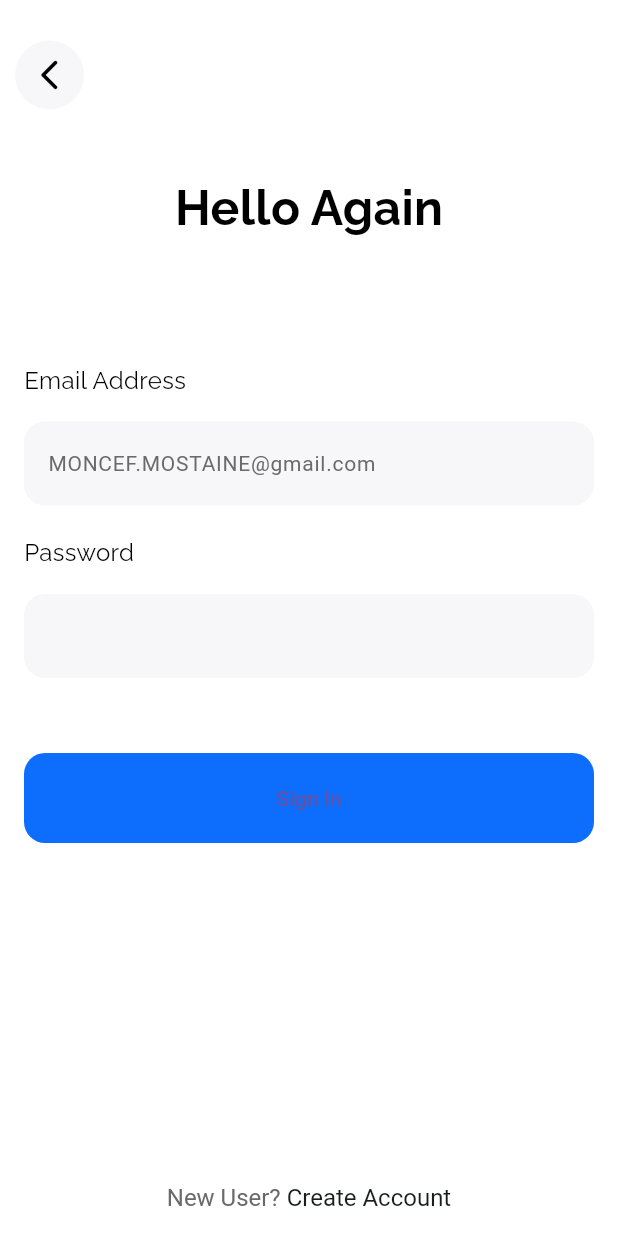
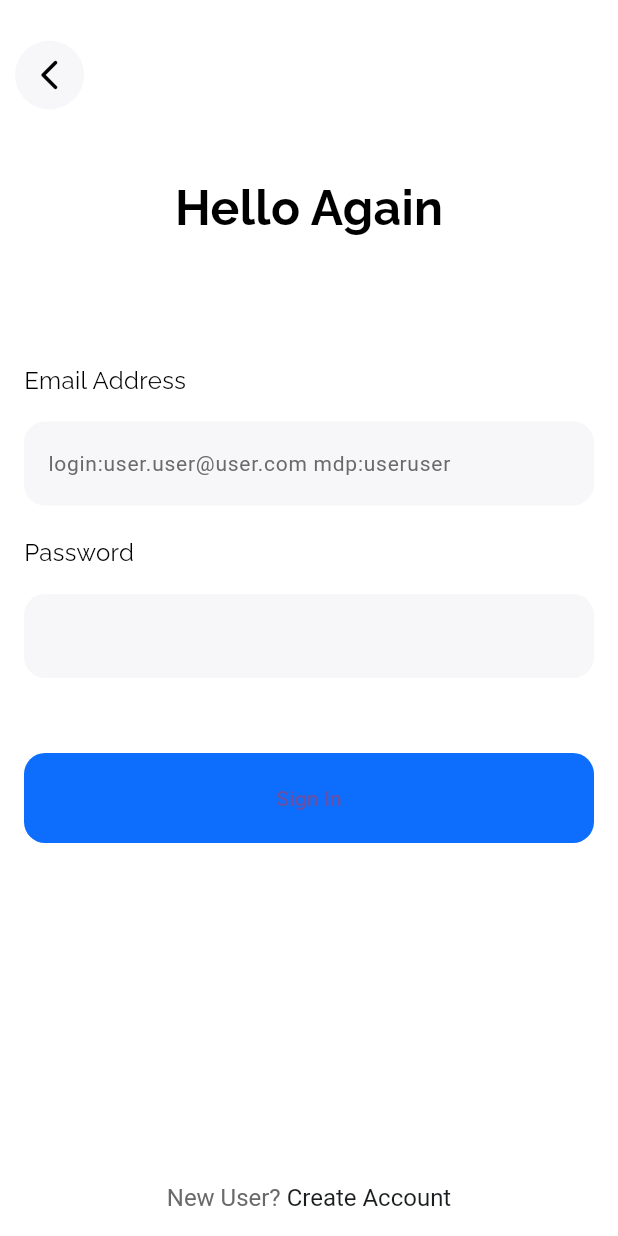
Before and after one commit to MONCEF52341/flutter_app, a Flutter app: the screen it shows after launch, on a phone screen of 412 x 824 dp. Run offline on Flutter 3.47's test engine with Material 3 defaults, Android fonts, the phone set to English and light mode, and no system bars; our stand-ins replace firebase_auth, firebase_core, fluttertoast, google_fonts; accounts and stored records are empty.

Commit message:
j'ai fais firebase

```diff
--- a/lib/pages/home/home.dart
+++ b/lib/pages/home/home.dart
@@ -1,3 +1,4 @@
+
 import 'package:firebase_auth/firebase_auth.dart';
 import 'package:flutter/material.dart';
 import 'package:flutter_app/services/auth_service.dart';
@@ -54,7 +55,7 @@ class Home extends StatelessWidget {
             ),
             ListTile(
               leading: Icon(Icons.home, color: Colors.purple),
-              title: Text("Covid Tracker"),
+              title: Text("CNN Fruits"),
               onTap: () {
                 Navigator.pop(context);
               },
--- a/lib/pages/login/login.dart
+++ b/lib/pages/login/login.dart
@@ -92,7 +92,7 @@ class Login extends StatelessWidget {
           controller: _emailController,
           decoration: InputDecoration(
               filled: true,
-              hintText: 'MONCEF.MOSTAINE@gmail.com',
+              hintText: 'login:user.user@user.com mdp:useruser',
               hintStyle: const TextStyle(
                   color: Color(0xff6A6A6A),
                   fontWeight: FontWeight.normal,
```
Also changed, not shown: firebase.json (added), lib/firebase_options.dart (added), 1 other file.
